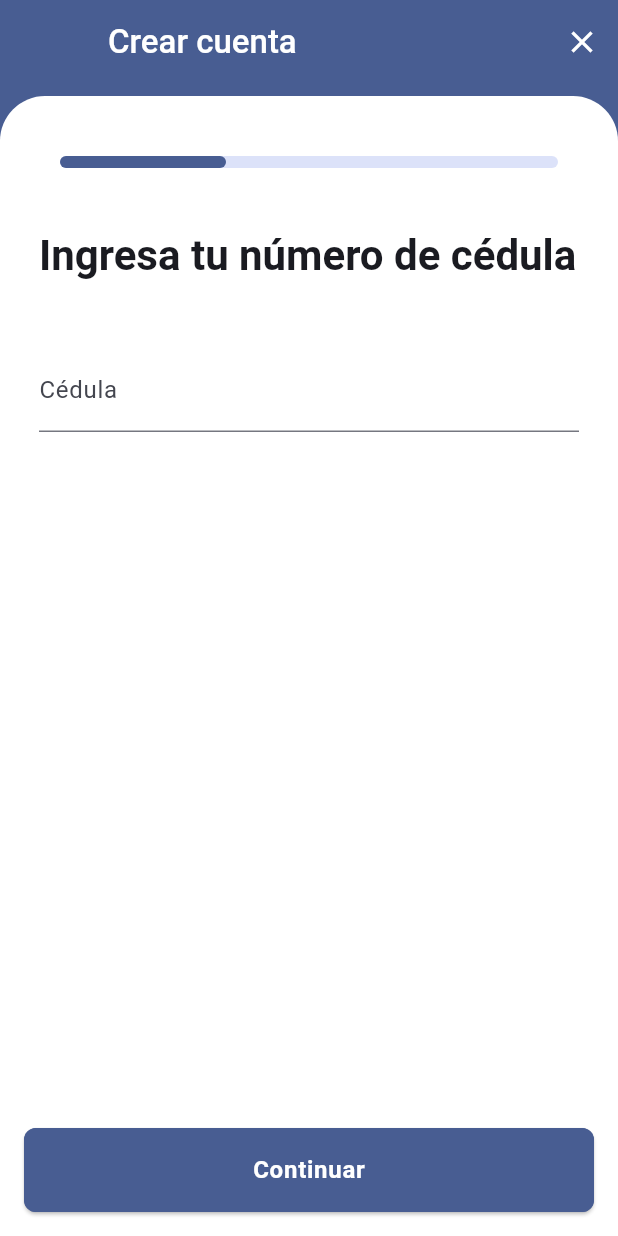
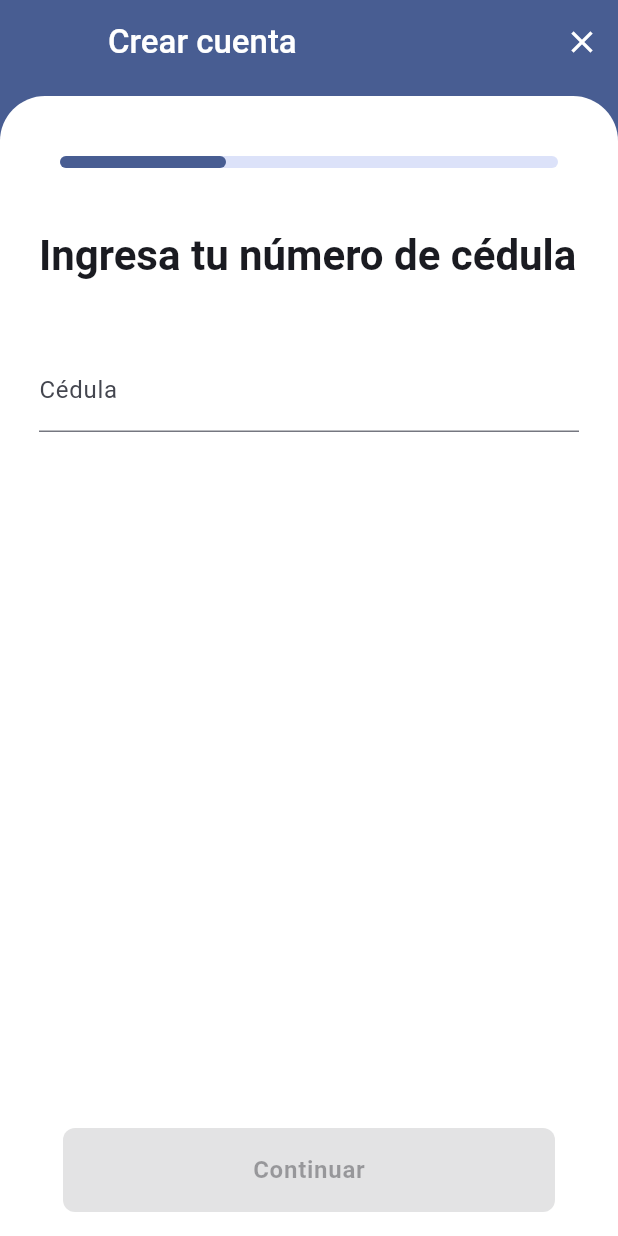
Before and after one commit to laugramaglia/challange_beclever, a Flutter app: the screen it shows after launch, after a tap on "Crear cuenta", on a phone screen of 412 x 824 dp. Run offline on Flutter 3.47's test engine with Material 3 defaults, Android fonts, the phone set to English and light mode, and no system bars; our stand-ins replace flutter_bloc, flutter_svg, go_router, pin_code_fields.

Commit message:
feat: integrate bloc with ui

```diff
--- a/lib/features/auth/presentation/ui/pages/register_page.dart
+++ b/lib/features/auth/presentation/ui/pages/register_page.dart
@@ -1,4 +1,3 @@
-import 'package:challange_beclever/core/theme/extensions/theme_buttons_extension.dart';
 import 'package:challange_beclever/core/theme/ui/custom_scaffold.dart';
 import 'package:challange_beclever/core/utils/extensions/context.dart';
 import 'package:challange_beclever/features/auth/presentation/bloc/stepper_index/stepper_index_cubit.dart';
@@ -13,15 +12,11 @@ class RegisterPage extends StatelessWidget {
 
   @override
   Widget build(BuildContext context) {
-    return _Data(
+    return const _Data(
       [
-        IdNumberSection(
-            key: const ValueKey('id-number'), onChange: (value, error) {}),
-        MobileSection(
-            key: const ValueKey('mobile'), onChange: (value, error) {}),
-        const CodeConfirmationSection(
-          key: ValueKey('confirmation-code'),
-        ),
+        IdNumberSection(key: ValueKey('id-number')),
+        MobileSection(key: ValueKey('mobile')),
+        CodeConfirmationSection(key: ValueKey('confirmation-code')),
       ],
     );
   }
@@ -37,24 +32,13 @@ class _Data extends StatelessWidget {
     final indexState = context.watch<StepperIndexCubit>();
     return CustomScaffold(
       titleLabel: 'Crear cuenta',
-      leading: IconButton(
-        icon: indexState.isFirstPage
-            ? const SizedBox.shrink()
-            : Icon(Icons.arrow_back, color: context.colorScheme.onPrimary),
-        onPressed: indexState.isFirstPage ? null : indexState.previousPage,
-      ),
-      floatingActionButton: Padding(
-        padding: const EdgeInsets.symmetric(horizontal: 16),
-        child: SizedBox(
-          height: 56,
-          child: ElevatedButton(
-            onPressed: () => indexState.nextPage(sections.length),
-            style: context.theme.buttonFilled,
-            child: const Center(child: Text('Continuar')),
-          ),
-        ),
-      ),
-      floatingActionButtonLocation: FloatingActionButtonLocation.centerFloat,
+      leading: indexState.isFirstPage
+          ? const SizedBox.shrink()
+          : IconButton(
+              icon:
+                  Icon(Icons.arrow_back, color: context.colorScheme.onPrimary),
+              onPressed: indexState.previousPage,
+            ),
       body: Column(
         mainAxisSize: MainAxisSize.max,
         children: [
@@ -66,11 +50,13 @@ class _Data extends StatelessWidget {
               minHeight: 8,
             ),
           ),
-          AnimatedSwitcher(
-            duration: const Duration(milliseconds: 300),
+          Expanded(
             child: Padding(
               padding: const EdgeInsets.symmetric(horizontal: 26),
-              child: sections[indexState.state],
+              child: AnimatedSwitcher(
+                duration: const Duration(milliseconds: 300),
+                child: sections[indexState.state],
+              ),
             ),
           ),
         ],
--- a/lib/features/auth/presentation/ui/pages/register_sections/id_number_section.dart
+++ b/lib/features/auth/presentation/ui/pages/register_sections/id_number_section.dart
@@ -1,18 +1,26 @@
+import 'package:challange_beclever/features/auth/presentation/bloc/register_user/register_user_cubit.dart';
+import 'package:challange_beclever/features/auth/presentation/bloc/stepper_index/stepper_index_cubit.dart';
 import 'package:challange_beclever/features/auth/presentation/ui/widgets/onboarding_main_section.dart';
 import 'package:challange_beclever/features/auth/presentation/ui/widgets/text_field_widget.dart';
 import 'package:flutter/material.dart';
 import 'package:flutter/services.dart';
+import 'package:flutter_bloc/flutter_bloc.dart';
 
 class IdNumberSection extends StatelessWidget {
-  final Function(String, String?) onChange;
-  const IdNumberSection({super.key, required this.onChange});
+  const IdNumberSection({super.key});
 
   @override
   Widget build(BuildContext context) {
+    final userState = context.watch<RegisterUserCubit>().state;
     return OnboardingMainSection(
+        key: const ValueKey('id-number'),
         titleLabel: 'Ingresa tu número de cédula',
+        onPressedFloatingActionButton: userState.idNumber.isEmpty
+            ? null
+            : () => context.read<StepperIndexCubit>().nextPage(3),
         children: [
           TextFieldWidget(
+            initialValue: userState.idNumber,
             keyboardType: TextInputType.number,
             validators: const [
               TextInputValidators.required,
@@ -24,7 +32,13 @@ class IdNumberSection extends StatelessWidget {
               ThousandsSeparatorInputFormatter(),
             ],
             labelText: 'Cédula',
-            onChange: onChange,
+            onChange: (value, error) {
+              if (error == null && value.isNotEmpty) {
+                context.read<RegisterUserCubit>().updateIdNumber(value);
+              } else if (userState.idNumber.isNotEmpty) {
+                context.read<RegisterUserCubit>().updateIdNumber('');
+              }
+            },
           )
         ]);
   }
--- a/lib/features/auth/presentation/ui/widgets/onboarding_main_section.dart
+++ b/lib/features/auth/presentation/ui/widgets/onboarding_main_section.dart
@@ -1,18 +1,36 @@
+import 'package:challange_beclever/core/theme/extensions/theme_buttons_extension.dart';
 import 'package:challange_beclever/core/utils/extensions/context.dart';
 import 'package:flutter/material.dart';
 
 class OnboardingMainSection extends StatelessWidget {
   final String? titleLabel, descriptionLabel;
   final List<Widget> children;
-  const OnboardingMainSection(
-      {super.key,
+  final void Function()? onPressedFloatingActionButton;
+  const OnboardingMainSection({
+    super.key,
     this.titleLabel,
     this.descriptionLabel,
-      required this.children});
+    required this.children,
+    this.onPressedFloatingActionButton,
+  });
 
   @override
   Widget build(BuildContext context) {
-    return Column(
+    return Scaffold(
+      floatingActionButton: Padding(
+        padding: const EdgeInsets.symmetric(horizontal: 16),
+        child: SizedBox(
+          height: 56,
+          child: ElevatedButton(
+            onPressed: onPressedFloatingActionButton,
+            style: context.theme.buttonFilled,
+            child: const Center(child: Text('Continuar')),
+          ),
+        ),
+      ),
+      floatingActionButtonLocation: FloatingActionButtonLocation.centerFloat,
+      backgroundColor: Colors.transparent,
+      body: Column(
         mainAxisSize: MainAxisSize.min,
         children: [
           if (titleLabel case final titleLabel?) ...[
@@ -33,6 +51,7 @@ class OnboardingMainSection extends StatelessWidget {
           const SizedBox(height: 32),
           ...children
         ],
+      ),
     );
   }
 }
--- a/lib/features/auth/presentation/ui/widgets/text_field_widget.dart
+++ b/lib/features/auth/presentation/ui/widgets/text_field_widget.dart
@@ -5,8 +5,8 @@ import 'package:intl/intl.dart';
 enum TextInputValidators { required, email, number, arIdNumber, arMobile }
 
 class TextFieldWidget extends StatefulWidget {
+  final String? initialValue;
   final String labelText;
-  final TextEditingController? controller;
   final TextInputType keyboardType;
   final bool isPass;
   final List<TextInputValidators> validators;
@@ -14,8 +14,8 @@ class TextFieldWidget extends StatefulWidget {
   final Function(String value, String? error)? onChange;
   const TextFieldWidget({
     super.key,
+    this.initialValue,
     required this.labelText,
-    this.controller,
     this.keyboardType = TextInputType.text,
     this.isPass = false,
     this.validators = const [],
@@ -28,7 +28,21 @@ class TextFieldWidget extends StatefulWidget {
 }
 
 class _TextFieldWidgetState extends State<TextFieldWidget> {
+  late final TextEditingController controller;
+
   String? error;
+
+  @override
+  initState() {
+    super.initState();
+    controller = TextEditingController(text: widget.initialValue);
+  }
+
+  @override
+  void dispose() {
+    controller.dispose();
+    super.dispose();
+  }
 
   @override
   Widget build(BuildContext context) => Column(
@@ -40,7 +54,7 @@ class _TextFieldWidgetState extends State<TextFieldWidget> {
             onTapOutside: (event) {
               FocusScope.of(context).unfocus();
             },
-            controller: widget.controller,
+            controller: controller,
             obscureText: widget.isPass,
             keyboardType: widget.keyboardType,
             inputFormatters: widget.inputFormatters,
@@ -97,6 +111,8 @@ class _TextFieldWidgetState extends State<TextFieldWidget> {
         }
     ].where((e) => e != null).join(', ');
 
+    if (error?.isEmpty ?? false) error = null;
+
     widget.onChange?.call(value, error);
 
     setState(() {});
```
Also changed, not shown: lib/features/auth/presentation/ui/pages/register_sections/code_confirmation_section.dart (+8 -0 lines), lib/features/auth/presentation/ui/pages/register_sections/mobile_section.dart (+16 -3 lines). Lines whose indentation alone changed are shown as unchanged.
